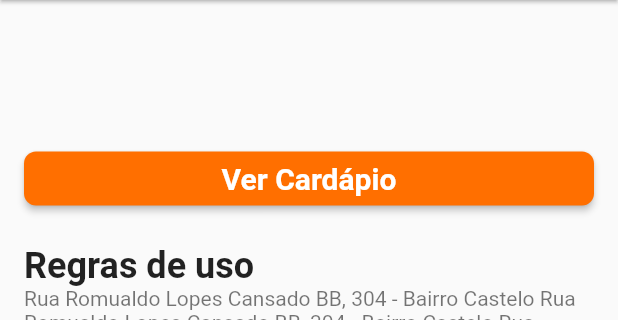
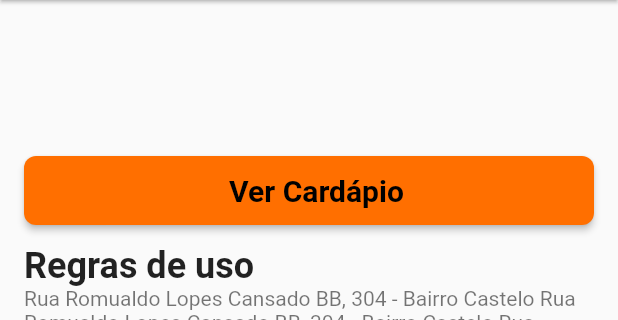
Before and after one commit to arielsardinha/maisbr, a Flutter app: the DetailsPage screen opened by its route, scrolled down 874 dp, on a phone screen of 412 x 824 dp, the part 84-404 px from its top. Run offline on Flutter 3.47's test engine with Material 2 defaults, Android fonts, the phone set to English and light mode, and no system bars; drawn by our look-alikes of google_maps_flutter; our stand-ins replace get; missing offline and left inert: validatorless; network calls fail.

Commit message:
removed unnecessary buttons

```diff
--- a/lib/app/components/inputs/cardapio_buttom/mbr_cardapio_buttom.dart
+++ /dev/null
@@ -1,28 +0,0 @@
-import 'package:flutter/material.dart';
-
-class MbrCardapioButtom extends StatelessWidget {
-  const MbrCardapioButtom({super.key});
-
-  @override
-  Widget build(BuildContext context) {
-    return Padding(
-      padding: const EdgeInsets.all(16),
-      child: ElevatedButton(
-        onPressed: () {},
-        style: ElevatedButton.styleFrom(
-          foregroundColor: Colors.white,
-          backgroundColor: Colors.amber[900],
-          shape: RoundedRectangleBorder(
-            borderRadius: BorderRadius.circular(8.0),
-          ),
-        ),
-        child: Row(
-          mainAxisAlignment: MainAxisAlignment.spaceAround,
-          children: const [
-            Text('Ver Cardápio', style: TextStyle(fontSize: 20, fontWeight: FontWeight.bold, color: Colors.white)),
-          ],
-        ),
-      ),
-    );
-  }
-}
--- a/lib/app/components/inputs/validator_buttom/elevated_buttom.dart
+++ b/lib/app/components/inputs/elevated_buttom/elevated_buttom.dart
@@ -6,6 +6,7 @@ class MBRElevatedButtom extends StatelessWidget {
   final IconData? icon;
   final Color? backgroundColor;
   final EdgeInsetsGeometry? padding;
+  final Color? labelColor;
   const MBRElevatedButtom({
     Key? key,
     required this.label,
@@ -13,6 +14,7 @@ class MBRElevatedButtom extends StatelessWidget {
     this.icon,
     this.backgroundColor,
     this.padding,
+    this.labelColor,
   }) : super(key: key);
 
   @override
@@ -31,7 +33,7 @@ class MBRElevatedButtom extends StatelessWidget {
         mainAxisAlignment: MainAxisAlignment.spaceAround,
         children: [
           const SizedBox(width: 40),
-          Text(label, style: const TextStyle(fontSize: 20, fontWeight: FontWeight.bold, color: Colors.black)),
+          Text(label, style: TextStyle(fontSize: 20, fontWeight: FontWeight.bold, color: labelColor ?? Colors.black)),
           Icon(
             icon,
             size: 30,
--- /dev/null
+++ b/lib/app/modules/assinatura/bindings/assinatura_bindings.dart
@@ -0,0 +1,9 @@
+import 'package:get/get.dart';
+import '../controller/assinatura_controller.dart';
+
+class AssinaturaBindings implements Bindings {
+  @override
+  void dependencies() {
+    Get.lazyPut(() => AssinaturaController());
+  }
+}
--- /dev/null
+++ b/lib/app/modules/assinatura/controller/assinatura_controller.dart
@@ -0,0 +1,5 @@
+import 'package:get/get.dart';
+
+class AssinaturaController {
+  final togleRadioAssinatura = false.obs;
+}
--- a/lib/app/modules/assinatura/view/assinatura_page.dart
+++ b/lib/app/modules/assinatura/view/assinatura_page.dart
@@ -1,6 +1,6 @@
 import 'package:flutter/material.dart';
 import 'package:maisbr/app/components/inputs/mbr_text_form_field.dart';
-import 'package:maisbr/app/components/inputs/validator_buttom/elevated_buttom.dart';
+import 'package:maisbr/app/components/inputs/elevated_buttom/elevated_buttom.dart';
 import 'package:maisbr/app/components/layout/app_bar/app_bar.dart';
 import 'package:maisbr/app/components/layout/scaffold/scaffold_drawer.dart';
 import 'package:maisbr/app/modules/assinatura/widgets/politica_privacidade_text_widget.dart';
@@ -140,6 +140,7 @@ class AssinaturaPage extends StatelessWidget {
                   const AssinaturaPoliticaPrivacidadeTextWidget(),
                   MBRElevatedButtom(
                     label: 'Quero assinar agora!',
+                    padding: const EdgeInsets.symmetric(vertical: 10),
                     icon: Icons.check,
                     onPressed: () {},
                   ),
--- a/lib/app/modules/details/view/details_page.dart
+++ b/lib/app/modules/details/view/details_page.dart
@@ -1,11 +1,12 @@
-// ignore_for_file: public_member_api_docs, sort_constructors_first
 import 'package:flutter/material.dart';
+import 'package:get/get_core/src/get_main.dart';
+import 'package:get/get_navigation/src/extension_navigation.dart';
 import 'package:maisbr/app/components/layout/app_bar/app_bar.dart';
 import 'package:maisbr/app/components/layout/scaffold/scaffold_drawer.dart';
 import 'package:maisbr/app/modules/details/widgets/card_store_location/card_store_location.dart';
 import 'package:maisbr/app/modules/details/widgets/data_grid/data_grid_widget.dart';
-import '../../../components/inputs/cardapio_buttom/mbr_cardapio_buttom.dart';
-import '../../../components/inputs/validator_buttom/elevated_buttom.dart';
+import 'package:maisbr/app/routers/app_routes.dart';
+import '../../../components/inputs/elevated_buttom/elevated_buttom.dart';
 import '../widgets/card_social_midia/card_social_midia.dart';
 import '../widgets/details_descrition/details_descrition_widget.dart';
 import '../widgets/google_maps/google_maps.dart';
@@ -23,10 +24,27 @@ class DetailsPage extends StatelessWidget {
         children: [
           const DetaisStorePhotoWidget(),
           const DetailsCardStoreLocationWidget(),
-          MBRElevatedButtom(label: 'Validar meu desconto', onPressed: () {}),
+          Padding(
+            padding: const EdgeInsets.symmetric(horizontal: 16, vertical: 8),
+            child: MBRElevatedButtom(
+              padding: const EdgeInsets.symmetric(vertical: 8, horizontal: 16),
+              label: 'Validar meu desconto',
+              onPressed: () {
+                Get.toNamed(Routes.ASSINATURA);
+              },
+            ),
+          ),
           const DetailsDescritionWidget(title: 'Carrefour Market'),
           const DetaisDataGridWidget(),
-          const MbrCardapioButtom(),
+          Padding(
+            padding: const EdgeInsets.symmetric(horizontal: 16, vertical: 8),
+            child: MBRElevatedButtom(
+              label: 'Ver Cardápio',
+              backgroundColor: Colors.amber[900],
+              padding: const EdgeInsets.symmetric(vertical: 8),
+              onPressed: () {},
+            ),
+          ),
           const DetailsDescritionWidget(title: 'Regras de uso'),
           const DetailsCardSocialMidia(),
           const DetailsGoogleMapsWidget(),
--- a/lib/app/modules/login/view/login_page.dart
+++ b/lib/app/modules/login/view/login_page.dart
@@ -1,7 +1,7 @@
 import 'package:flutter/material.dart';
 import 'package:get/get.dart';
 import 'package:maisbr/app/components/inputs/mbr_text_form_field.dart';
-import 'package:maisbr/app/components/inputs/validator_buttom/elevated_buttom.dart';
+import 'package:maisbr/app/components/inputs/elevated_buttom/elevated_buttom.dart';
 import 'package:maisbr/app/modules/login/widgets/esqueci_senha_widget.dart';
 import 'package:maisbr/app/modules/login/widgets/logo_m_widget.dart';
 import 'package:maisbr/app/modules/login/widgets/logo_sou_mais_widget.dart';
@@ -57,7 +57,7 @@ class _LoginPageState extends State<LoginPage> {
                 backgroundColor: Colors.indigoAccent[700],
                 padding: const EdgeInsets.all(12.0),
                 onPressed: () {
-                  Get.toNamed(Routes.HOME);
+                  Get.toNamed(Routes.CADASTRO);
                 },
               ),
             ),
--- a/lib/app/routers/app_pages.dart
+++ b/lib/app/routers/app_pages.dart
@@ -1,6 +1,7 @@
 // ignore_for_file: constant_identifier_names
 
 import 'package:get/get.dart';
+import 'package:maisbr/app/modules/assinatura/bindings/assinatura_bindings.dart';
 import 'package:maisbr/app/modules/assinatura/view/assinatura_page.dart';
 import 'package:maisbr/app/modules/cadastro/bindings/cadastro_perfil_bindings.dart';
 import 'package:maisbr/app/modules/cadastro/view/cadastro_page.dart';
@@ -51,7 +52,7 @@ abstract class AppPages {
     GetPage(
       name: Routes.ASSINATURA,
       page: () => const AssinaturaPage(),
-      // binding: AssinaturaBindings(),
+      binding: AssinaturaBindings(),
     ),
   ];
 }
```
Also changed, not shown: lib/app/components/inputs/entrar_buttom/mbr_label_buttom.dart (deleted, +0 -24 lines), lib/app/modules/assinatura/widgets/politica_privacidade_text_widget.dart (+10 -4 lines), lib/app/modules/cadastro/view/cadastro_page.dart (+10 -3 lines), lib/app/modules/home/widgets/ads_widget.dart/ads_widget.dart (+6 -1 lines).
